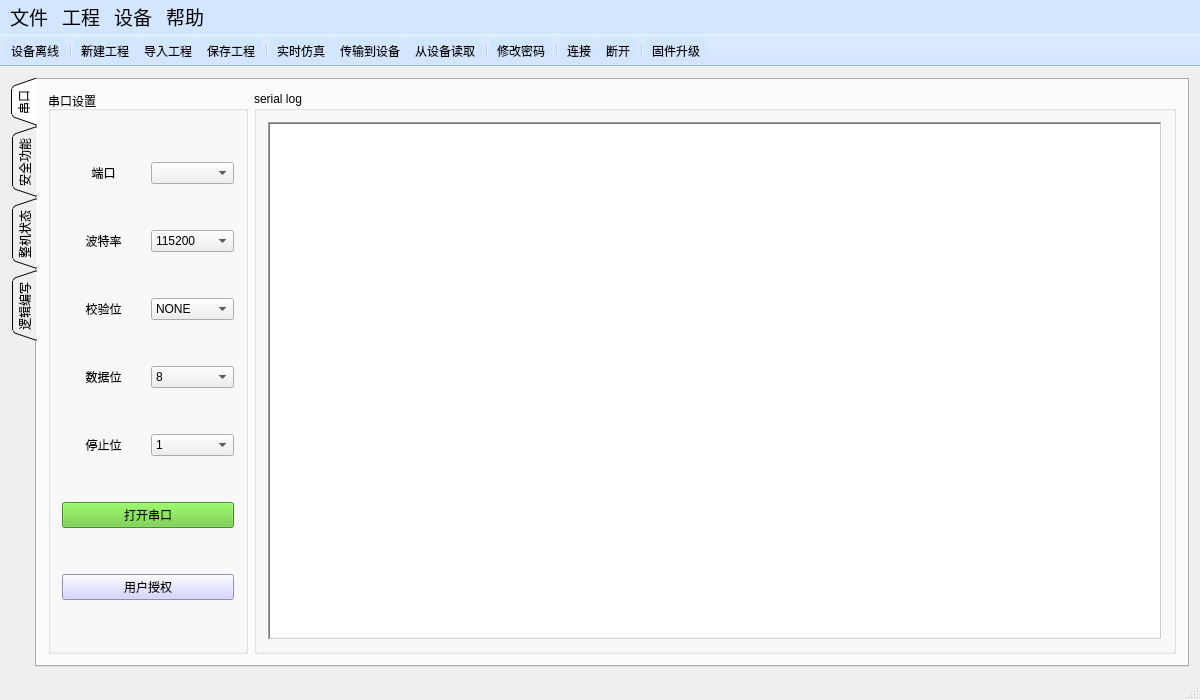
Qt form mainwindow.ui (su0814/qt_spc100) before a commit.
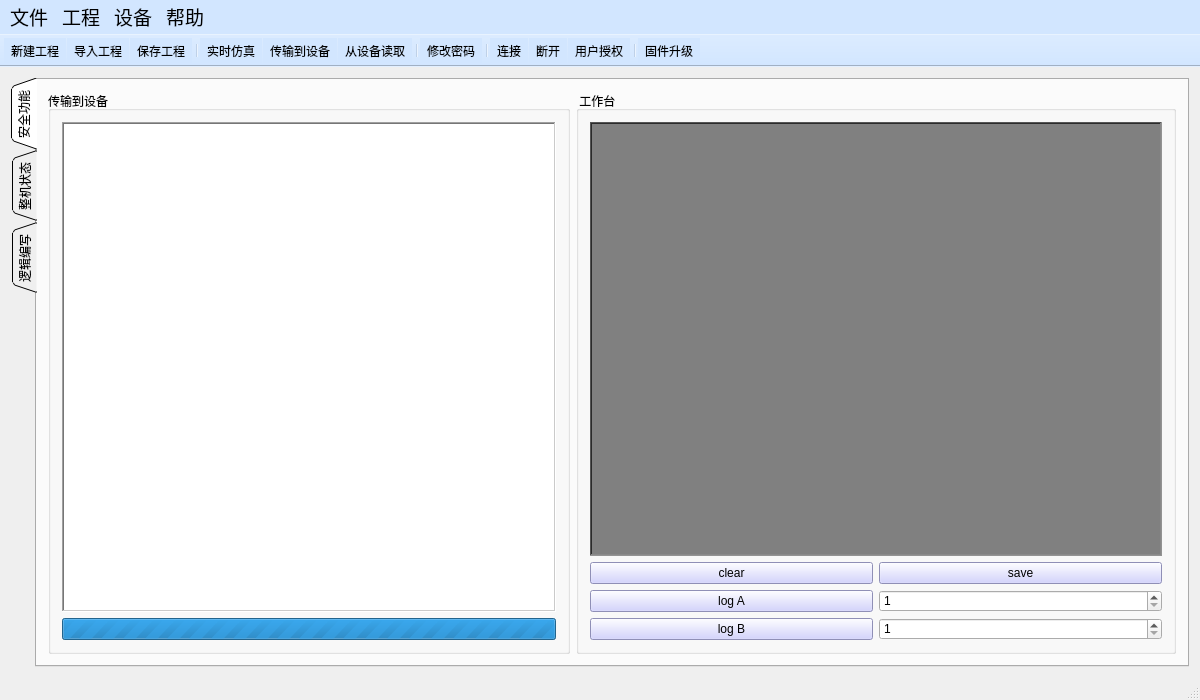
The same form after that commit. The open tabs and pages were chosen to show the change. Icons and pictures are not drawn.

Commit message: 串口界面优化为弹窗形式

```diff
--- a/mainwindow.ui
+++ b/mainwindow.ui
@@ -70,7 +70,7 @@
        <enum>QTabWidget::Triangular</enum>
       </property>
       <property name="currentIndex">
-       <number>1</number>
+       <number>0</number>
       </property>
       <property name="elideMode">
        <enum>Qt::ElideNone</enum>
@@ -87,235 +87,6 @@
       <property name="tabBarAutoHide">
        <bool>false</bool>
       </property>
-      <widget class="QWidget" name="tab_serial">
-       <attribute name="title">
-        <string>串口</string>
-       </attribute>
-       <layout class="QGridLayout" name="gridLayout_4">
-        <item row="0" column="0">
-         <widget class="QGroupBox" name="groupBox">
-          <property name="minimumSize">
-           <size>
-            <width>200</width>
-            <height>0</height>
-           </size>
-          </property>
-          <property name="styleSheet">
-           <string notr="true"/>
-          </property>
-          <property name="title">
-           <string>串口设置</string>
-          </property>
-          <layout class="QGridLayout" name="gridLayout_2">
-           <item row="3" column="1">
-            <widget class="QComboBox" name="serial_databit_comboBox">
-             <property name="toolTipDuration">
-              <number>-1</number>
-             </property>
-             <property name="currentIndex">
-              <number>3</number>
-             </property>
-             <item>
-              <property name="text">
-               <string>5</string>
-              </property>
-             </item>
-             <item>
-              <property name="text">
-               <string>6</string>
-              </property>
-             </item>
-             <item>
-              <property name="text">
-               <string>7</string>
-              </property>
-             </item>
-             <item>
-              <property name="text">
-               <string>8</string>
-              </property>
-             </item>
-            </widget>
-           </item>
-           <item row="4" column="1">
-            <widget class="QComboBox" name="serial_stopbit_comboBox">
-             <item>
-              <property name="text">
-               <string>1</string>
-              </property>
-             </item>
-             <item>
-              <property name="text">
-               <string>1.5</string>
-              </property>
-             </item>
-             <item>
-              <property name="text">
-               <string>2</string>
-              </property>
-             </item>
-            </widget>
-           </item>
-           <item row="4" column="0">
-            <widget class="QLabel" name="label_5">
-             <property name="text">
-              <string>停止位</string>
-             </property>
-             <property name="alignment">
-              <set>Qt::AlignCenter</set>
-             </property>
-            </widget>
-           </item>
-           <item row="0" column="0">
-            <widget class="QLabel" name="label">
-             <property name="text">
-              <string>端口</string>
-             </property>
-             <property name="alignment">
-              <set>Qt::AlignCenter</set>
-             </property>
-            </widget>
-           </item>
-           <item row="0" column="1">
-            <widget class="QComboBox" name="serial_port_comboBox">
-             <property name="maxVisibleItems">
-              <number>30</number>
-             </property>
-            </widget>
-           </item>
-           <item row="2" column="0">
-            <widget class="QLabel" name="label_3">
-             <property name="text">
-              <string>校验位</string>
-             </property>
-             <property name="alignment">
-              <set>Qt::AlignCenter</set>
-             </property>
-            </widget>
-           </item>
-           <item row="1" column="0">
-            <widget class="QLabel" name="label_2">
-             <property name="text">
-              <string>波特率</string>
-             </property>
-             <property name="alignment">
-              <set>Qt::AlignCenter</set>
-             </property>
-            </widget>
-           </item>
-           <item row="1" column="1">
-            <widget class="QComboBox" name="serial_baudrate_comboBox">
-             <property name="currentIndex">
-              <number>1</number>
-             </property>
-             <item>
-              <property name="text">
-               <string>9600</string>
-              </property>
-             </item>
-             <item>
-              <property name="text">
-               <string>115200</string>
-              </property>
-             </item>
-             <item>
-              <property name="text">
-               <string>256000</string>
-              </property>
-             </item>
-             <item>
-              <property name="text">
-               <string>921600</string>
-              </property>
-             </item>
-             <item>
-              <property name="text">
-               <string/>
-              </property>
-             </item>
-            </widget>
-           </item>
-           <item row="3" column="0">
-            <widget class="QLabel" name="label_4">
-             <property name="text">
-              <string>数据位</string>
-             </property>
-             <property name="alignment">
-              <set>Qt::AlignCenter</set>
-             </property>
-            </widget>
-           </item>
-           <item row="2" column="1">
-            <widget class="QComboBox" name="serial_parity_comboBox">
-             <item>
-              <property name="text">
-               <string>NONE</string>
-              </property>
-             </item>
-             <item>
-              <property name="text">
-               <string>EVEN</string>
-              </property>
-             </item>
-             <item>
-              <property name="text">
-               <string>ODD</string>
-              </property>
-             </item>
-            </widget>
-           </item>
-           <item row="5" column="0" colspan="2">
-            <widget class="QPushButton" name="serial_switch_pushButton">
-             <property name="styleSheet">
-              <string notr="true">background-color: rgb(100, 200, 50);</string>
-             </property>
-             <property name="text">
-              <string>打开串口</string>
-             </property>
-             <property name="autoDefault">
-              <bool>false</bool>
-             </property>
-            </widget>
-           </item>
-           <item row="6" column="0" colspan="2">
-            <widget class="QPushButton" name="permissions_pushButton">
-             <property name="styleSheet">
-              <string notr="true">QPushButton{ background-color: rgb(200,200,255);}</string>
-             </property>
-             <property name="text">
-              <string>用户授权</string>
-             </property>
-            </widget>
-           </item>
-          </layout>
-         </widget>
-        </item>
-        <item row="0" column="1">
-         <widget class="QGroupBox" name="groupBox_2">
-          <property name="title">
-           <string>serial log</string>
-          </property>
-          <layout class="QGridLayout" name="gridLayout_3">
-           <item row="0" column="0">
-            <widget class="QTextBrowser" name="serial_log">
-             <property name="font">
-              <font>
-               <pointsize>12</pointsize>
-              </font>
-             </property>
-             <property name="styleSheet">
-              <string notr="true">QMainWindow {background-color: qlineargradient(spread:pad, x1:0.485, y1:0.0177778, x2:0.479, y2:0.986667, stop:0 rgba(155, 255, 255, 255), stop:1 rgba(255, 255, 255, 255));}</string>
-             </property>
-             <property name="frameShape">
-              <enum>QFrame::WinPanel</enum>
-             </property>
-            </widget>
-           </item>
-          </layout>
-         </widget>
-        </item>
-       </layout>
-      </widget>
       <widget class="QWidget" name="tab_lua">
        <attribute name="title">
         <string>安全功能</string>
@@ -8494,8 +8265,6 @@
    <attribute name="toolBarBreak">
     <bool>false</bool>
    </attribute>
-   <addaction name="tool_device_line_state"/>
-   <addaction name="separator"/>
    <addaction name="action_new_project"/>
    <addaction name="action_import_project"/>
    <addaction name="action_save_project"/>
@@ -8507,7 +8276,8 @@
    <addaction name="action_change_device_passwd"/>
    <addaction name="separator"/>
    <addaction name="action_serial_open"/>
-   <addaction name="action"/>
+   <addaction name="action_serial_close"/>
+   <addaction name="action_permissions"/>
    <addaction name="separator"/>
    <addaction name="action_upgrade"/>
   </widget>
@@ -8599,23 +8369,6 @@
     <string>实时仿真</string>
    </property>
   </action>
-  <action name="tool_device_line_state">
-   <property name="checkable">
-    <bool>false</bool>
-   </property>
-   <property name="enabled">
-    <bool>true</bool>
-   </property>
-   <property name="text">
-    <string>设备离线</string>
-   </property>
-   <property name="toolTip">
-    <string>设备离线</string>
-   </property>
-   <property name="menuRole">
-    <enum>QAction::NoRole</enum>
-   </property>
-  </action>
   <action name="action_usermanual">
    <property name="text">
     <string>SPC100  User manual</string>
@@ -8627,6 +8380,10 @@
    </property>
   </action>
   <action name="action_serial_open">
+   <property name="icon">
+    <iconset resource="photo.qrc">
+     <normaloff>:/new/photo/photo/connect.png</normaloff>:/new/photo/photo/connect.png</iconset>
+   </property>
    <property name="text">
     <string>连接</string>
    </property>
@@ -8634,7 +8391,11 @@
     <string>连接设备</string>
    </property>
   </action>
-  <action name="action">
+  <action name="action_serial_close">
+   <property name="icon">
+    <iconset resource="photo.qrc">
+     <normaloff>:/new/photo/photo/disconnect(1).png</normaloff>:/new/photo/photo/disconnect(1).png</iconset>
+   </property>
    <property name="text">
     <string>断开</string>
    </property>
@@ -8651,6 +8412,15 @@
     <string>固件升级</string>
    </property>
   </action>
+  <action name="action_permissions">
+   <property name="icon">
+    <iconset resource="photo.qrc">
+     <normaloff>:/new/photo/photo/permissions.png</normaloff>:/new/photo/photo/permissions.png</iconset>
+   </property>
+   <property name="text">
+    <string>用户授权</string>
+   </property>
+  </action>
  </widget>
  <layoutdefault spacing="6" margin="11"/>
  <resources>
```
The commit also changes 19 other files.
